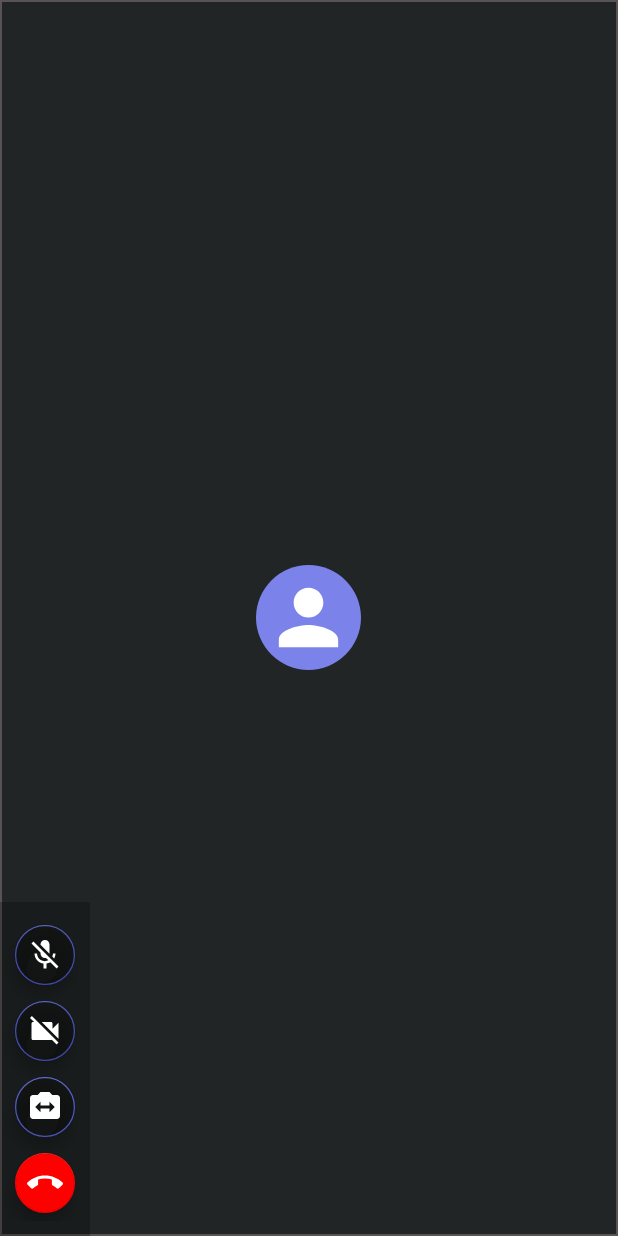
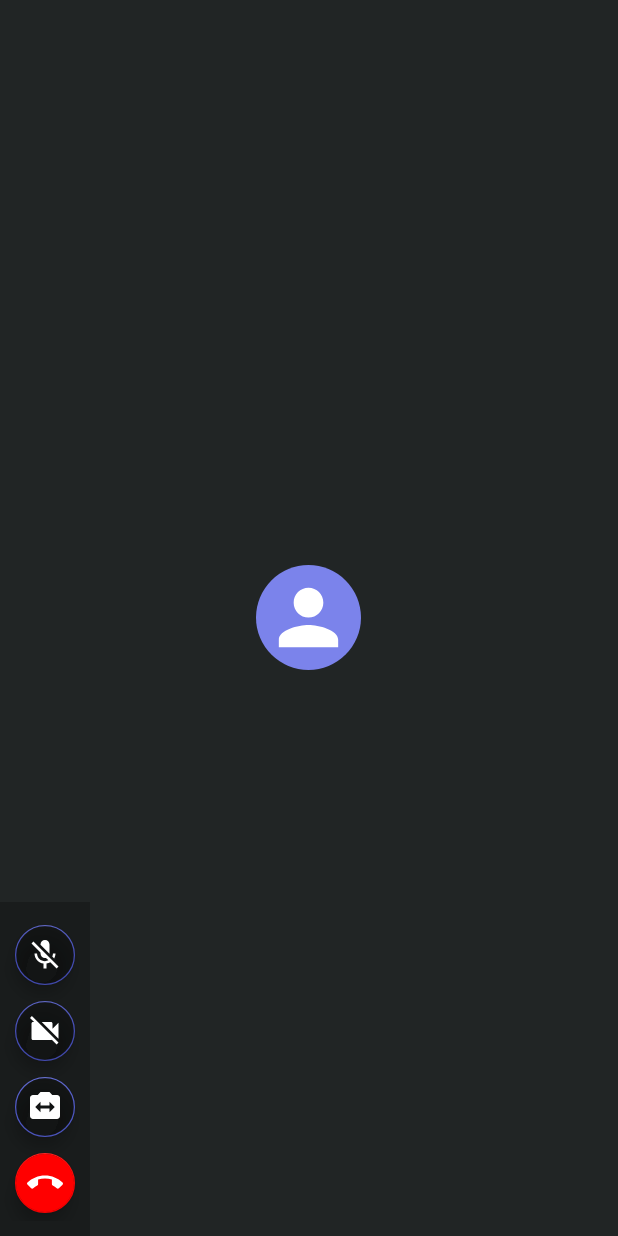
Before and after one commit to rashmitha-prabhu/MicrosoftEngage, an Android app: the CallActivity screen opened directly, with no data from a screen before it, on a phone screen of 412 x 824 dp. Run offline under Robolectric (Android 15) with nearby library versions, the phone set to English and light mode, and no system bars; libraries missing offline, so code that uses them is left out: io.agora.rtc; 9 statements that could not run were skipped.

Commit message:
UI fixes

```diff
--- a/app/src/main/res/drawable/local_background.xml
+++ /dev/null
@@ -1,5 +0,0 @@
-<?xml version="1.0" encoding="utf-8"?>
-<shape xmlns:android="http://schemas.android.com/apk/res/android">
-<solid android:color="@color/local_bg"></solid>
-    <stroke android:color="@color/grey" android:width="1dp"/>
-</shape>
--- a/app/src/main/res/drawable/remote_background.xml
+++ /dev/null
@@ -1,5 +0,0 @@
-<?xml version="1.0" encoding="utf-8"?>
-<shape xmlns:android="http://schemas.android.com/apk/res/android">
-<solid android:color="@color/remote_bg"/>
-    <stroke android:color="@color/grey" android:width="1dp"/>
-</shape>
--- a/app/src/main/res/layout/activity_call.xml
+++ b/app/src/main/res/layout/activity_call.xml
@@ -38,7 +38,7 @@
         android:layout_alignParentBottom="true"
         android:layout_marginEnd="0dp"
         android:layout_marginBottom="0dp"
-        android:background="@drawable/local_background">
+        android:background="@color/local_bg">
 
         <ImageView
             android:id="@+id/local_user"
```
